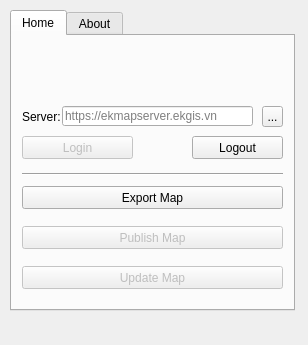
The window that ui/ekmap_server_publisher_dockwidget_base.ui (eKMap/ekmap-publisher-for-qgis) describes before a commit, drawn with Qt 5.
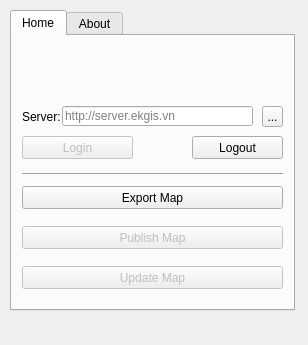
The same window after the commit. Icons and pictures are not drawn.

```diff
--- a/ui/ekmap_server_publisher_dockwidget_base.ui
+++ b/ui/ekmap_server_publisher_dockwidget_base.ui
@@ -99,7 +99,7 @@
        <string/>
       </property>
       <property name="placeholderText">
-       <string>https://ekmapserver.ekgis.vn</string>
+       <string>http://server.ekgis.vn</string>
       </property>
      </widget>
      <widget class="QToolButton" name="btnSaveConfig">
```
